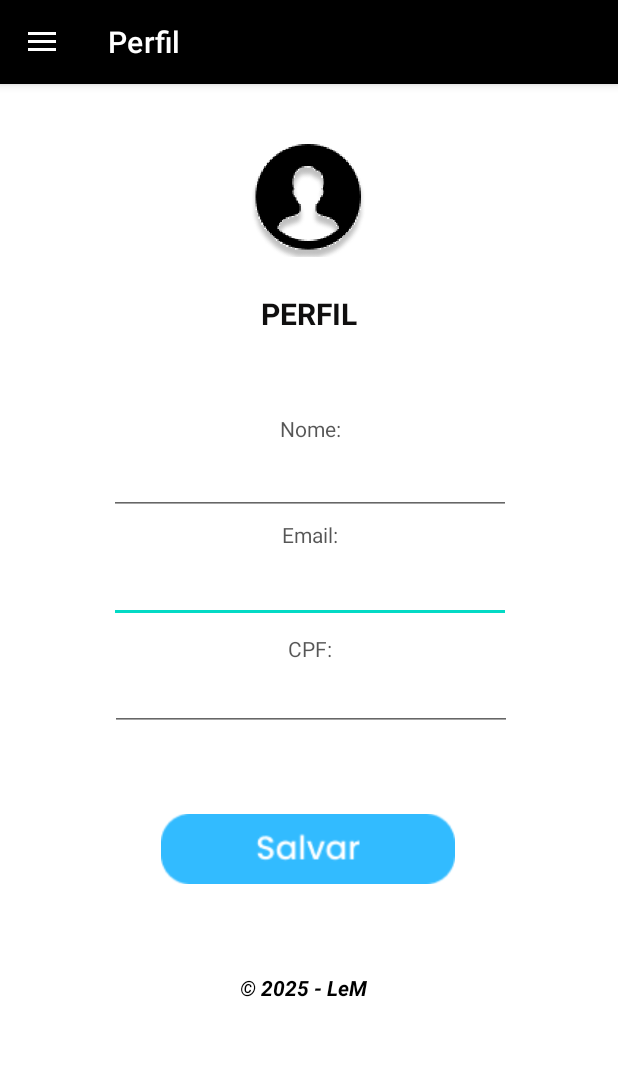
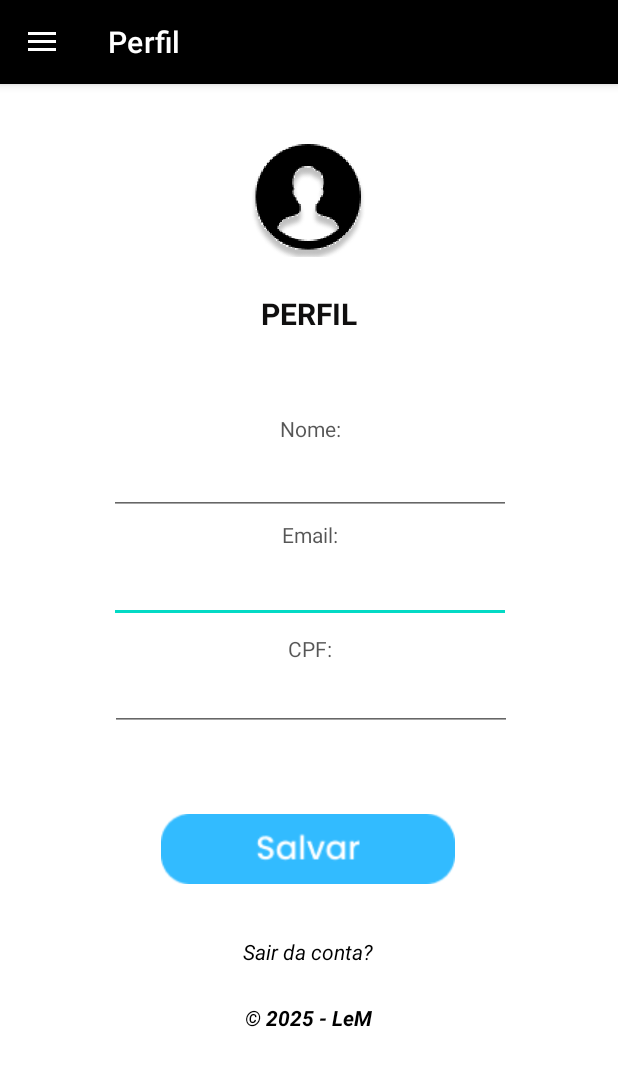
Before and after one commit to Arthurestak/Android-LM, an Android app: the PerfilFragment screen opened directly, with no data from a screen before it, on a phone screen of 412 x 824 dp. Shown: the top 1066 px of the screen. Run offline under Robolectric (Android 15) with nearby library versions, the phone set to English and light mode, and no system bars; our stand-ins replace navigation-ui; Roboto replaces fonts that are not available here; 6 statements that could not run were skipped.

Commit message:
Atualização final 1

```diff
--- a/app/src/main/java/com/example/projetolm/Cadastro.java
+++ b/app/src/main/java/com/example/projetolm/Cadastro.java
@@ -121,7 +121,6 @@ public class Cadastro extends AppCompatActivity {
                     stmt.setString(4, hashPassword(senhaInputCadastro.getText().toString()));
                     stmt.execute();
 
-// 2. Recuperar ID gerado
                     ResultSet generatedKeys = stmt.getGeneratedKeys();
                     int idPessoaGerada = -1;
                     if (generatedKeys.next()) {
@@ -131,7 +130,6 @@ public class Cadastro extends AppCompatActivity {
                         return;
                     }
 
-// 3. Inserir autor com o ID da pessoa
                     String addAutor = "INSERT INTO assinante (pagamento, id_pessoa) VALUES ('Atualizado', ?)";
                     PreparedStatement stmtAddAutor = connection.prepareStatement(addAutor);
                     stmtAddAutor.setInt(1, idPessoaGerada);
--- a/app/src/main/java/com/example/projetolm/ui/perfil/PerfilFragment.java
+++ b/app/src/main/java/com/example/projetolm/ui/perfil/PerfilFragment.java
@@ -9,12 +9,15 @@ import android.view.View;
 import android.view.ViewGroup;
 import android.widget.EditText;
 import android.widget.ImageView;
+import android.widget.TextView;
 import android.widget.Toast;
 
 import androidx.fragment.app.Fragment;
 import androidx.lifecycle.ViewModelProvider;
 
 import com.example.projetolm.ConexaoMySQL;
+import com.example.projetolm.Login;
+import com.example.projetolm.MainActivity;
 import com.example.projetolm.ProjetoLM;
 import com.example.projetolm.R;
 import com.example.projetolm.databinding.FragmentPerfilBinding;
@@ -29,6 +32,7 @@ public class PerfilFragment extends Fragment {
 
     ImageView btSalvar, btAssine;
     EditText campoNome, campoEmail, campoCpf;
+    TextView btSairConta;
 
     private FragmentPerfilBinding binding;
 
@@ -49,6 +53,7 @@ public class PerfilFragment extends Fragment {
         EditText campoNome = view.findViewById(R.id.campoNome);
         EditText campoEmail = view.findViewById(R.id.campoEmail);
         EditText campoCpf = view.findViewById(R.id.campoCpf);
+        TextView btSairConta = view.findViewById(R.id.btSairConta);
 
         // Garante que o botão foi encontrado
         if (btSalvar != null) {
@@ -81,7 +86,13 @@ public class PerfilFragment extends Fragment {
         }
 
 
-
+        btSairConta.setOnClickListener(new View.OnClickListener() {
+            @Override
+            public void onClick(View v) {
+                Intent intent = new Intent(getActivity(), Login.class);
+                startActivity(intent);
+            }
+        });
 
         btAssine.setOnClickListener(new View.OnClickListener() {
             @Override
--- a/app/src/main/res/layout/activity_cadastro.xml
+++ b/app/src/main/res/layout/activity_cadastro.xml
@@ -281,6 +281,7 @@
         android:layout_marginTop="40dp"
         android:layout_marginEnd="171dp"
         android:text="© 2025 - LeM"
+        android:textColor="#000000"
         android:textSize="10sp"
         app:layout_constraintEnd_toEndOf="parent"
         app:layout_constraintHorizontal_bias="1.0"
--- a/app/src/main/res/layout/fragment_assinatura.xml
+++ b/app/src/main/res/layout/fragment_assinatura.xml
@@ -114,6 +114,8 @@
         android:layout_width="276dp"
         android:layout_height="45dp"
         android:layout_marginTop="40dp"
+        android:clickable="false"
+        android:contextClickable="false"
         android:ems="10"
         android:inputType="text"
         android:textColor="#020202"
--- a/app/src/main/res/layout/fragment_perfil.xml
+++ b/app/src/main/res/layout/fragment_perfil.xml
@@ -153,13 +153,27 @@
         android:id="@+id/textView"
         android:layout_width="94dp"
         android:layout_height="21dp"
-        android:layout_marginTop="36dp"
+        android:layout_marginTop="56dp"
         android:text="© 2025 - LeM"
         android:textAlignment="center"
         android:textColor="#000000"
         android:textStyle="bold|italic"
         app:layout_constraintEnd_toEndOf="parent"
-        app:layout_constraintHorizontal_bias="0.488"
+        app:layout_constraintHorizontal_bias="0.498"
+        app:layout_constraintStart_toStartOf="parent"
+        app:layout_constraintTop_toBottomOf="@+id/btSalvar" />
+
+    <TextView
+        android:id="@+id/btSairConta"
+        android:layout_width="94dp"
+        android:layout_height="21dp"
+        android:layout_marginTop="12dp"
+        android:text="Sair da conta?"
+        android:textAlignment="center"
+        android:textColor="#000000"
+        android:textStyle="italic"
+        app:layout_constraintEnd_toEndOf="parent"
+        app:layout_constraintHorizontal_bias="0.498"
         app:layout_constraintStart_toStartOf="parent"
         app:layout_constraintTop_toBottomOf="@+id/btSalvar" />
 
```
Also changed, not shown: app/src/main/java/com/example/projetolm/Login.java (+33 -10 lines), app/src/main/java/com/example/projetolm/ui/livros/LivrosFragment.java (+42 -22 lines).
